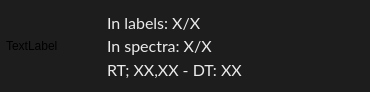
Qt form app/ConsensusPeakTile.ui (M-A-R-S1/gc-ims-neural-network) before a commit.
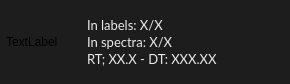
The same form after that commit.

Commit message: Modified consensus peak visuals - thinner tiles and 3 tiles in each row

Patch:
```diff
--- a/app/ConsensusPeakTile.ui
+++ b/app/ConsensusPeakTile.ui
@@ -6,20 +6,20 @@
    <rect>
     <x>0</x>
     <y>0</y>
-    <width>370</width>
-    <height>92</height>
+    <width>290</width>
+    <height>84</height>
    </rect>
   </property>
   <property name="minimumSize">
    <size>
-    <width>370</width>
-    <height>92</height>
+    <width>290</width>
+    <height>72</height>
    </size>
   </property>
   <property name="maximumSize">
    <size>
-    <width>370</width>
-    <height>92</height>
+    <width>290</width>
+    <height>84</height>
    </size>
   </property>
   <property name="cursor">
@@ -62,14 +62,14 @@
     <widget class="QLabel" name="peak_window">
      <property name="minimumSize">
       <size>
-       <width>80</width>
-       <height>80</height>
+       <width>60</width>
+       <height>60</height>
       </size>
      </property>
      <property name="maximumSize">
       <size>
-       <width>80</width>
-       <height>80</height>
+       <width>60</width>
+       <height>60</height>
       </size>
      </property>
      <property name="text">
@@ -82,13 +82,13 @@
      <property name="minimumSize">
       <size>
        <width>0</width>
-       <height>80</height>
+       <height>60</height>
       </size>
      </property>
      <property name="maximumSize">
       <size>
        <width>16777215</width>
-       <height>80</height>
+       <height>60</height>
       </size>
      </property>
      <layout class="QVBoxLayout" name="verticalLayout_2">
@@ -112,7 +112,7 @@
         <property name="font">
          <font>
           <family>Lato</family>
-          <pointsize>12</pointsize>
+          <pointsize>10</pointsize>
           <fontweight>Light</fontweight>
          </font>
         </property>
@@ -134,7 +134,7 @@
         <property name="font">
          <font>
           <family>Lato</family>
-          <pointsize>12</pointsize>
+          <pointsize>10</pointsize>
           <fontweight>Light</fontweight>
          </font>
         </property>
@@ -156,7 +156,7 @@
         <property name="font">
          <font>
           <family>Lato</family>
-          <pointsize>12</pointsize>
+          <pointsize>10</pointsize>
           <fontweight>Light</fontweight>
          </font>
         </property>
@@ -169,7 +169,7 @@
 background-color: transparent;</string>
         </property>
         <property name="text">
-         <string>RT; XX,XX - DT: XX</string>
+         <string>RT; XX.X - DT: XXX.XX</string>
         </property>
        </widget>
       </item>
```
The commit also changes 4 other files.
